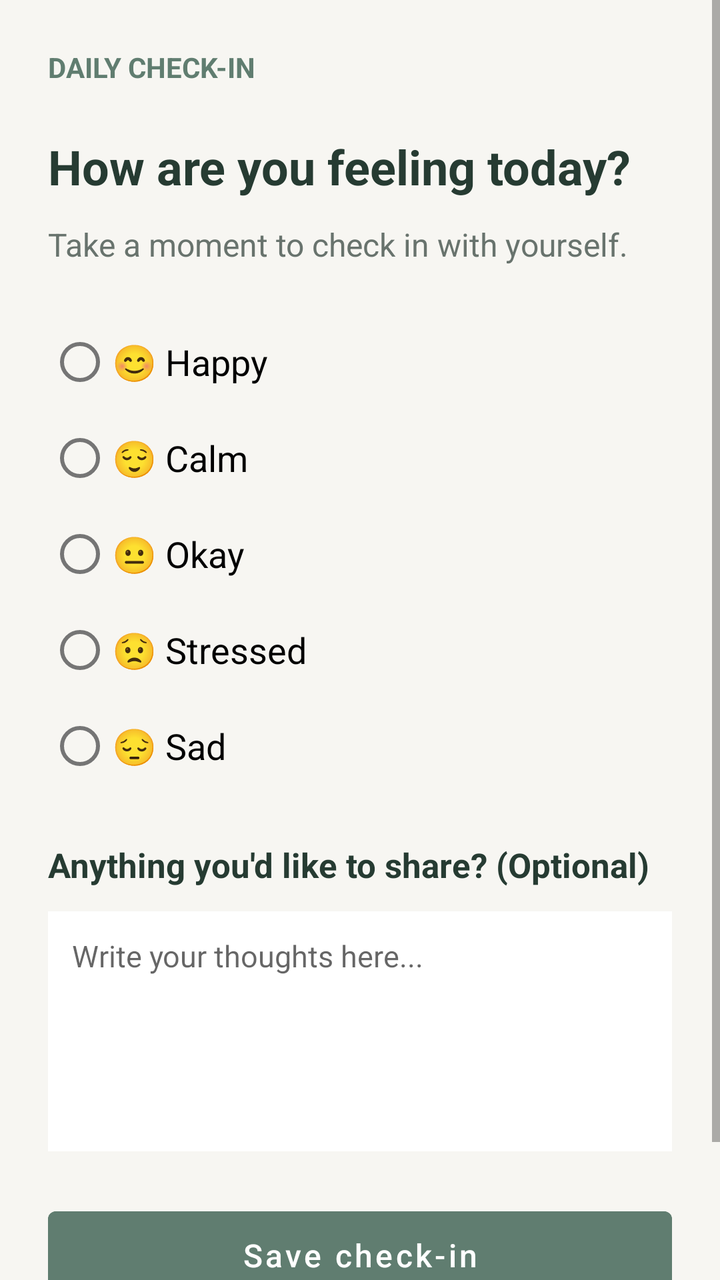
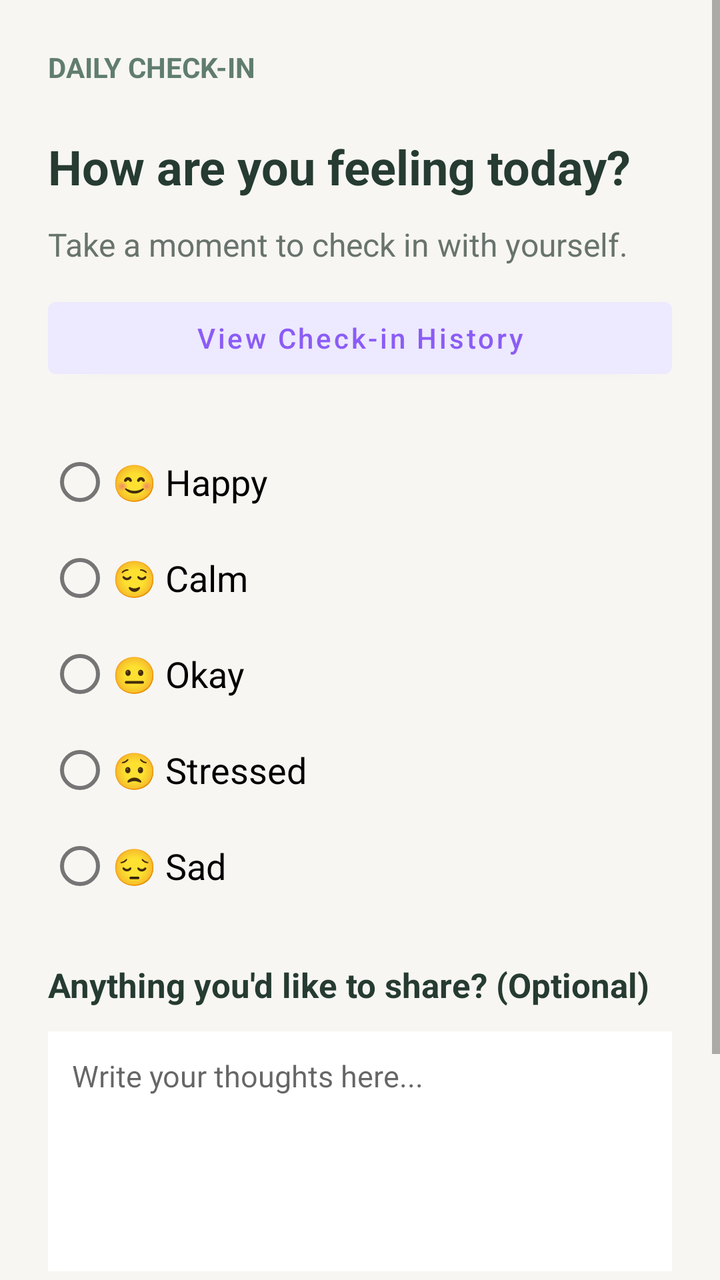

The first picture is an Android layout as it rendered before a commit; the second is the same layout after the commit. The layout source and the unified diff follow.
<!-- AndroidManifest.xml: application theme Theme.LittleByLittle -->
<!-- res/layout/activity_check_in.xml -->
<?xml version="1.0" encoding="utf-8"?>
<ScrollView xmlns:android="http://schemas.android.com/apk/res/android"
    android:layout_width="match_parent"
    android:layout_height="match_parent"
    android:background="#F7F6F2"
    android:fillViewport="true">

    <LinearLayout
        android:layout_width="match_parent"
        android:layout_height="wrap_content"
        android:orientation="vertical"
        android:padding="24dp">

        <TextView
            android:layout_width="wrap_content"
            android:layout_height="wrap_content"
            android:text="DAILY CHECK-IN"
            android:textColor="#607D70"
            android:textSize="14sp"
            android:textStyle="bold" />

        <TextView
            android:layout_width="match_parent"
            android:layout_height="wrap_content"
            android:layout_marginTop="24dp"
            android:text="How are you feeling today?"
            android:textColor="#263B32"
            android:textSize="24sp"
            android:textStyle="bold" />

        <TextView
            android:layout_width="match_parent"
            android:layout_height="wrap_content"
            android:layout_marginTop="12dp"
            android:text="Take a moment to check in with yourself."
            android:textColor="#68736D"
            android:textSize="16sp" />

        <RadioGroup
            android:id="@+id/moodGroup"
            android:layout_width="match_parent"
            android:layout_height="wrap_content"
            android:layout_marginTop="24dp"
            android:orientation="vertical">

            <RadioButton
                android:layout_width="match_parent"
                android:layout_height="wrap_content"
                android:text="😊 Happy"
                android:textSize="18sp" />

            <RadioButton
                android:layout_width="match_parent"
                android:layout_height="wrap_content"
                android:text="😌 Calm"
                android:textSize="18sp" />

            <RadioButton
                android:layout_width="match_parent"
                android:layout_height="wrap_content"
                android:text="😐 Okay"
                android:textSize="18sp" />

            <RadioButton
                android:layout_width="match_parent"
                android:layout_height="wrap_content"
                android:text="😟 Stressed"
                android:textSize="18sp" />

            <RadioButton
                android:layout_width="match_parent"
                android:layout_height="wrap_content"
                android:text="😔 Sad"
                android:textSize="18sp" />

        </RadioGroup>

        <TextView
            android:layout_width="match_parent"
            android:layout_height="wrap_content"
            android:layout_marginTop="24dp"
            android:text="Anything you'd like to share? (Optional)"
            android:textColor="#263B32"
            android:textSize="17sp"
            android:textStyle="bold" />

        <EditText
            android:id="@+id/noteInput"
            android:layout_width="match_parent"
            android:layout_height="120dp"
            android:layout_marginTop="12dp"
            android:background="#FFFFFF"
            android:gravity="top"
            android:hint="Write your thoughts here..."
            android:padding="12dp"
            android:textSize="15sp" />

        <Button
            android:id="@+id/saveButton"
            android:layout_width="match_parent"
            android:layout_height="wrap_content"
            android:layout_marginTop="24dp"
            android:minHeight="56dp"
            android:backgroundTint="#607D70"
            android:text="Save check-in"
            android:textAllCaps="false"
            android:textColor="#FFFFFF"
            android:textSize="16sp" />

        <TextView
            android:id="@+id/resultText"
            android:layout_width="match_parent"
            android:layout_height="wrap_content"
            android:layout_marginTop="16dp"
            android:gravity="center"
            android:textColor="#607D70"
            android:textSize="16sp" />

    </LinearLayout>
</ScrollView>
<!-- resources referenced by this layout -->
<resources>
  <style name="Theme.LittleByLittle" parent="Theme.MaterialComponents.DayNight.NoActionBar">
          
          <item name="colorPrimary">@color/purple_primary</item>
          <item name="colorPrimaryVariant">@color/purple_gradient_start</item>
          <item name="colorOnPrimary">@color/white</item>
          
          
          <item name="android:windowBackground">@color/bg_main</item>
          <item name="android:statusBarColor">@color/bg_main</item>
          <item name="android:windowLightStatusBar">true</item>
      </style>
  <color name="purple_primary">#8B5CF6</color>
  <color name="purple_gradient_start">#7C3AED</color>
  <color name="white">#FFFFFFFF</color>
  <color name="bg_main">#F8F9FB</color>
</resources>

<!-- the commit's change to res/layout/activity_check_in.xml (unified diff, before → after) -->
@@ -35,7 +35,15 @@
             android:text="Take a moment to check in with yourself."
             android:textColor="#68736D"
             android:textSize="16sp" />
-
+        <Button
+            android:id="@+id/btnViewHistory"
+            android:layout_width="match_parent"
+            android:layout_height="wrap_content"
+            android:layout_marginTop="12dp"
+            android:text="View Check-in History"
+            android:textAllCaps="false"
+            android:textColor="@color/purple_primary"
+            android:backgroundTint="@color/purple_pill_bg" />
         <RadioGroup
             android:id="@+id/moodGroup"
             android:layout_width="match_parent"
@@ -116,5 +124,7 @@
             android:textColor="#607D70"
             android:textSize="16sp" />
 
+
+
     </LinearLayout>
 </ScrollView>
<!-- resource entries referenced after the edit -->
@@ -1,5 +1,6 @@
 <!-- resources referenced by this layout -->
 <resources>
+  <color name="purple_pill_bg">#EDE9FE</color>
   <style name="Theme.LittleByLittle" parent="Theme.MaterialComponents.DayNight.NoActionBar">
           
           <item name="colorPrimary">@color/purple_primary</item>
